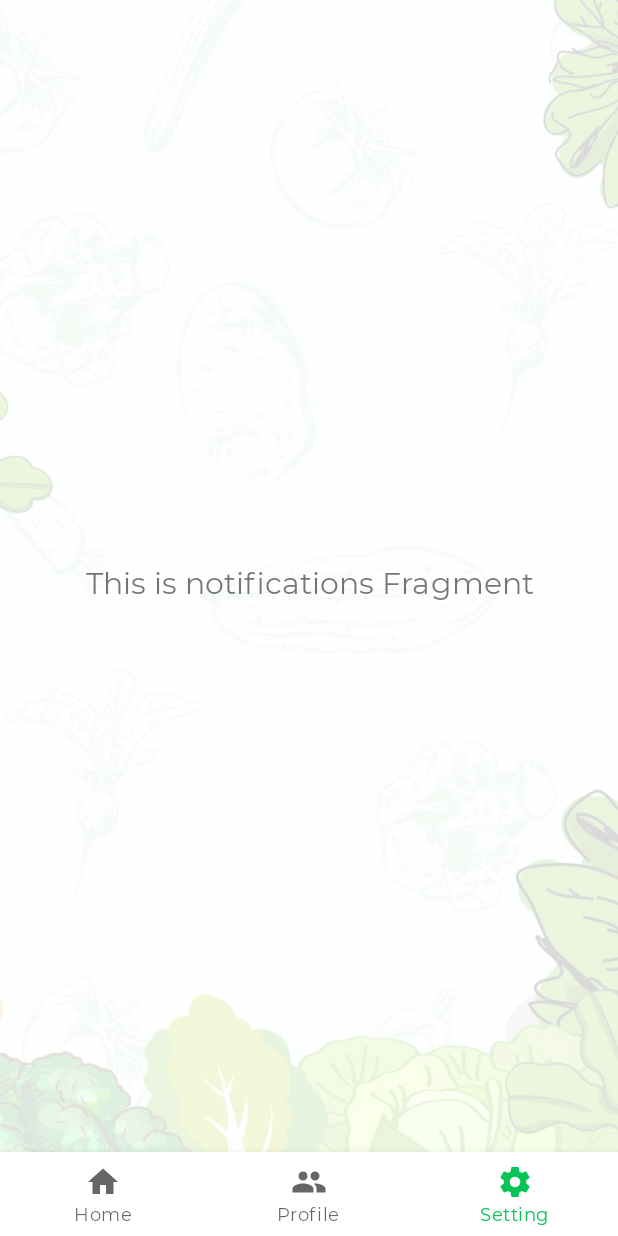
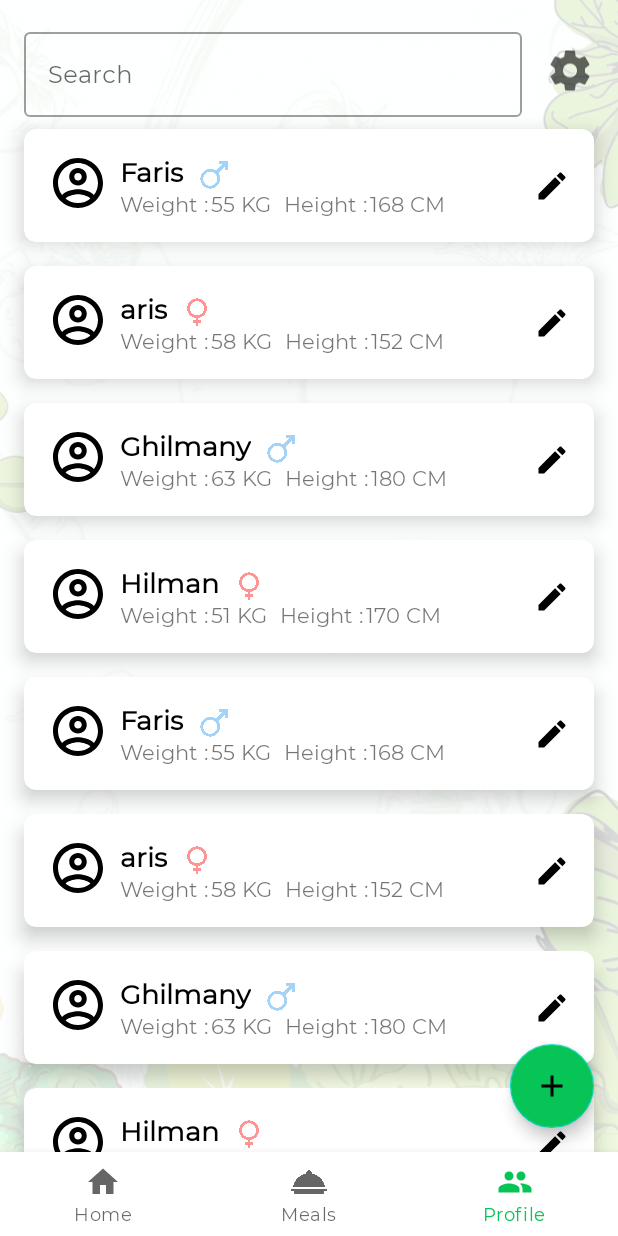
Before and after one commit to fghilmany/Easy-Diet-App, an Android app: the ProfileFragment screen opened through its navigation route, item 3 of the bottom bar chosen, on a phone screen of 412 x 824 dp. Run offline under Robolectric (Android 15) with nearby library versions, the phone set to English and light mode, and no system bars; our stand-ins replace navigation-ui.

Commit message:
Profile UI

```diff
--- a/app/src/main/java/com/fghilmany/dietmealapp/ui/home/setting/SettingFragment.kt
+++ b/app/src/main/java/com/fghilmany/dietmealapp/ui/home/meal/MealFragment.kt
@@ -1,4 +1,4 @@
-package com.fghilmany.dietmealapp.ui.home.setting
+package com.fghilmany.dietmealapp.ui.home.meal
 
 import android.os.Bundle
 import android.view.LayoutInflater
@@ -8,12 +8,12 @@ import android.widget.TextView
 import androidx.fragment.app.Fragment
 import androidx.lifecycle.Observer
 import androidx.lifecycle.ViewModelProvider
-import com.fghilmany.dietmealapp.databinding.FragmentSettingBinding
+import com.fghilmany.dietmealapp.databinding.FragmentMealBinding
 
-class SettingFragment : Fragment() {
+class MealFragment : Fragment() {
 
-    private lateinit var settingViewModel: SettingViewModel
-    private var _binding: FragmentSettingBinding? = null
+    private lateinit var mealViewModel: MealViewModel
+    private var _binding: FragmentMealBinding? = null
 
     // This property is only valid between onCreateView and
     // onDestroyView.
@@ -23,15 +23,15 @@ class SettingFragment : Fragment() {
         inflater: LayoutInflater,
         container: ViewGroup?,
         savedInstanceState: Bundle?
-    ): View? {
-        settingViewModel =
-            ViewModelProvider(this).get(SettingViewModel::class.java)
+    ): View {
+        mealViewModel =
+            ViewModelProvider(this).get(MealViewModel::class.java)
 
-        _binding = FragmentSettingBinding.inflate(inflater, container, false)
+        _binding = FragmentMealBinding.inflate(inflater, container, false)
         val root: View = binding.root
 
         val textView: TextView = binding.textNotifications
-        settingViewModel.text.observe(viewLifecycleOwner, Observer {
+        mealViewModel.text.observe(viewLifecycleOwner, Observer {
             textView.text = it
         })
         return root
--- a/app/src/main/java/com/fghilmany/dietmealapp/ui/home/setting/SettingViewModel.kt
+++ b/app/src/main/java/com/fghilmany/dietmealapp/ui/home/meal/MealViewModel.kt
@@ -1,10 +1,10 @@
-package com.fghilmany.dietmealapp.ui.home.setting
+package com.fghilmany.dietmealapp.ui.home.meal
 
 import androidx.lifecycle.LiveData
 import androidx.lifecycle.MutableLiveData
 import androidx.lifecycle.ViewModel
 
-class SettingViewModel : ViewModel() {
+class MealViewModel : ViewModel() {
 
     private val _text = MutableLiveData<String>().apply {
         value = "This is notifications Fragment"
--- /dev/null
+++ b/app/src/main/java/com/fghilmany/dietmealapp/ui/home/profile/Profile.kt
@@ -0,0 +1,27 @@
+package com.fghilmany.dietmealapp.ui.home.profile
+
+
+data class Profile(
+    val id: Int,
+    val name: String,
+    val gender: String,
+    val weight: Int,
+    val height: Int
+)
+
+fun listProfile(): ArrayList<Profile>{
+    val listProfile = arrayListOf<Profile>()
+    listProfile.add(Profile(0, "Faris", "male", 55, 168 ))
+    listProfile.add(Profile(0, "aris", "female", 58, 152 ))
+    listProfile.add(Profile(0, "Ghilmany", "male", 63, 180 ))
+    listProfile.add(Profile(0, "Hilman", "female", 51, 170 ))
+    listProfile.add(Profile(0, "Faris", "male", 55, 168 ))
+    listProfile.add(Profile(0, "aris", "female", 58, 152 ))
+    listProfile.add(Profile(0, "Ghilmany", "male", 63, 180 ))
+    listProfile.add(Profile(0, "Hilman", "female", 51, 170 ))
+    listProfile.add(Profile(0, "Faris", "male", 55, 168 ))
+    listProfile.add(Profile(0, "aris", "female", 58, 152 ))
+    listProfile.add(Profile(0, "Ghilmany", "male", 63, 180 ))
+    listProfile.add(Profile(0, "Hilman", "female", 51, 170 ))
+    return listProfile
+}
--- /dev/null
+++ b/app/src/main/java/com/fghilmany/dietmealapp/ui/home/profile/ProfileAdapter.kt
@@ -0,0 +1,89 @@
+package com.fghilmany.dietmealapp.ui.home.profile
+
+import android.annotation.SuppressLint
+import android.view.LayoutInflater
+import android.view.View
+import android.view.ViewGroup
+import android.widget.Filter
+import android.widget.Filterable
+import androidx.core.content.ContextCompat
+import androidx.recyclerview.widget.RecyclerView
+import com.fghilmany.dietmealapp.R
+import com.fghilmany.dietmealapp.databinding.ItemProfileBinding
+import java.util.*
+import kotlin.collections.ArrayList
+
+class ProfileAdapter: RecyclerView.Adapter<ProfileAdapter.ViewHolder>(), Filterable {
+
+    private val listImmutableProfile = ArrayList<Profile>()
+    private var listProfile = ArrayList<Profile>()
+
+    init {
+        listImmutableProfile.addAll(listProfile())
+        listProfile = listImmutableProfile
+    }
+
+    override fun onCreateViewHolder(parent: ViewGroup, viewType: Int): ViewHolder {
+        val view = LayoutInflater.from(parent.context).inflate(R.layout.item_profile, parent, false)
+        return ViewHolder(view)
+    }
+
+    override fun onBindViewHolder(holder: ViewHolder, position: Int) {
+        val result = listProfile[position]
+        holder.bind(result)
+    }
+
+    override fun getItemCount(): Int = listProfile.size
+
+    inner class ViewHolder(view: View): RecyclerView.ViewHolder(view) {
+        private val binding = ItemProfileBinding.bind(view)
+        @SuppressLint("SetTextI18n")
+        fun bind(result: Profile) {
+            with(binding){
+                result.apply {
+                    tvName.text = name
+                    tvWeight.text = "$weight KG"
+                    tvHeight.text = "$height CM"
+
+                    if (gender == "male")
+                        ivGender.setImageDrawable(ContextCompat.getDrawable(itemView.context, R.drawable.male_gender))
+                    else
+                        ivGender.setImageDrawable(ContextCompat.getDrawable(itemView.context, R.drawable.female_gender))
+                }
+            }
+        }
+
+    }
+
+    override fun getFilter(): Filter =
+        object : Filter() {
+            override fun performFiltering(constraint: CharSequence?): FilterResults {
+                val charSearch = constraint.toString()
+                listProfile = if (charSearch.isEmpty()){
+                    listImmutableProfile
+                } else {
+                    val result = ArrayList<Profile>()
+                    for (i in listImmutableProfile){
+                        if (i.name.lowercase(Locale.ROOT).contains(
+                                charSearch.lowercase(
+                                    Locale.ROOT
+                                )
+                            )
+                        ){
+                            result.add(i)
+                        }
+                    }
+                    result
+                }
+                val filterResult = FilterResults()
+                filterResult.values = listProfile
+                return filterResult
+            }
+
+            override fun publishResults(constraint: CharSequence?, result: FilterResults?) {
+                @Suppress("UNCHECKED_CAST")
+                listProfile = result?.values as ArrayList<Profile>
+                notifyDataSetChanged()
+            }
+        }
+}
--- a/app/src/main/java/com/fghilmany/dietmealapp/ui/home/profile/ProfileFragment.kt
+++ b/app/src/main/java/com/fghilmany/dietmealapp/ui/home/profile/ProfileFragment.kt
@@ -1,13 +1,15 @@
 package com.fghilmany.dietmealapp.ui.home.profile
 
 import android.os.Bundle
+import android.text.Editable
+import android.text.TextWatcher
 import android.view.LayoutInflater
 import android.view.View
 import android.view.ViewGroup
-import android.widget.TextView
 import androidx.fragment.app.Fragment
-import androidx.lifecycle.Observer
 import androidx.lifecycle.ViewModelProvider
+import androidx.recyclerview.widget.LinearLayoutManager
+import androidx.recyclerview.widget.RecyclerView
 import com.fghilmany.dietmealapp.databinding.FragmentProfileBinding
 
 class ProfileFragment : Fragment() {
@@ -23,18 +25,54 @@ class ProfileFragment : Fragment() {
         inflater: LayoutInflater,
         container: ViewGroup?,
         savedInstanceState: Bundle?
-    ): View? {
+    ): View {
         profileViewModel =
             ViewModelProvider(this).get(ProfileViewModel::class.java)
+        _binding = FragmentProfileBinding.inflate(inflater, container, false)
+        return binding.root
+    }
 
-        _binding = FragmentProfileBinding.inflate(inflater, container, false)
-        val root: View = binding.root
+    override fun onViewCreated(view: View, savedInstanceState: Bundle?) {
+        super.onViewCreated(view, savedInstanceState)
 
-        val textView: TextView = binding.textDashboard
-        profileViewModel.text.observe(viewLifecycleOwner, Observer {
-            textView.text = it
-        })
-        return root
+        with(binding){
+            val profileAdapter = ProfileAdapter()
+            with(rvUser){
+                layoutManager = LinearLayoutManager(requireContext())
+                adapter = profileAdapter
+            }
+
+            etSearch.addTextChangedListener(object : TextWatcher{
+                override fun beforeTextChanged(p0: CharSequence?, p1: Int, p2: Int, p3: Int) {
+
+                }
+
+                override fun onTextChanged(p0: CharSequence?, p1: Int, p2: Int, p3: Int) {
+                    profileAdapter.filter.filter(p0)
+                }
+
+                override fun afterTextChanged(p0: Editable?) {
+
+                }
+
+            })
+
+            rvUser.addOnScrollListener(object : RecyclerView.OnScrollListener(){
+                override fun onScrolled(recyclerView: RecyclerView, dx: Int, dy: Int) {
+                    if (dy > 0 && fabAddProfile.isShown)
+                        fabAddProfile.hide()
+                    else
+                        fabAddProfile.show()
+                }
+
+                override fun onScrollStateChanged(recyclerView: RecyclerView, newState: Int) {
+                    if (newState == RecyclerView.SCROLL_STATE_IDLE)
+                        fabAddProfile.isShown
+
+                    super.onScrollStateChanged(recyclerView, newState)
+                }
+            })
+        }
     }
 
     override fun onDestroyView() {
--- /dev/null
+++ b/app/src/main/res/drawable/ic_baseline_add_24.xml
@@ -0,0 +1,10 @@
+<vector xmlns:android="http://schemas.android.com/apk/res/android"
+    android:width="24dp"
+    android:height="24dp"
+    android:viewportWidth="24"
+    android:viewportHeight="24"
+    android:tint="?attr/colorControlNormal">
+  <path
+      android:fillColor="@android:color/white"
+      android:pathData="M19,13h-6v6h-2v-6H5v-2h6V5h2v6h6v2z"/>
+</vector>
--- /dev/null
+++ b/app/src/main/res/drawable/ic_outline_account_circle_24.xml
@@ -0,0 +1,10 @@
+<vector xmlns:android="http://schemas.android.com/apk/res/android"
+    android:width="24dp"
+    android:height="24dp"
+    android:viewportWidth="24"
+    android:viewportHeight="24"
+    android:tint="@color/black">
+  <path
+      android:fillColor="@android:color/white"
+      android:pathData="M12,2C6.48,2 2,6.48 2,12s4.48,10 10,10 10,-4.48 10,-10S17.52,2 12,2zM7.07,18.28c0.43,-0.9 3.05,-1.78 4.93,-1.78s4.51,0.88 4.93,1.78C15.57,19.36 13.86,20 12,20s-3.57,-0.64 -4.93,-1.72zM18.36,16.83c-1.43,-1.74 -4.9,-2.33 -6.36,-2.33s-4.93,0.59 -6.36,2.33C4.62,15.49 4,13.82 4,12c0,-4.41 3.59,-8 8,-8s8,3.59 8,8c0,1.82 -0.62,3.49 -1.64,4.83zM12,6c-1.94,0 -3.5,1.56 -3.5,3.5S10.06,13 12,13s3.5,-1.56 3.5,-3.5S13.94,6 12,6zM12,11c-0.83,0 -1.5,-0.67 -1.5,-1.5S11.17,8 12,8s1.5,0.67 1.5,1.5S12.83,11 12,11z"/>
+</vector>
--- a/app/src/main/res/layout/fragment_setting.xml
+++ b/app/src/main/res/layout/fragment_meal.xml
@@ -4,7 +4,7 @@
     xmlns:tools="http://schemas.android.com/tools"
     android:layout_width="match_parent"
     android:layout_height="match_parent"
-    tools:context=".ui.home.setting.SettingFragment">
+    tools:context=".ui.home.meal.MealFragment">
 
     <TextView
         android:id="@+id/text_notifications"
--- a/app/src/main/res/layout/fragment_profile.xml
+++ b/app/src/main/res/layout/fragment_profile.xml
@@ -1,22 +1,95 @@
 <?xml version="1.0" encoding="utf-8"?>
-<androidx.constraintlayout.widget.ConstraintLayout xmlns:android="http://schemas.android.com/apk/res/android"
+<androidx.coordinatorlayout.widget.CoordinatorLayout xmlns:android="http://schemas.android.com/apk/res/android"
     xmlns:app="http://schemas.android.com/apk/res-auto"
     xmlns:tools="http://schemas.android.com/tools"
     android:layout_width="match_parent"
     android:layout_height="match_parent"
     tools:context=".ui.home.profile.ProfileFragment">
 
-    <TextView
-        android:id="@+id/text_dashboard"
+    <androidx.constraintlayout.widget.ConstraintLayout
         android:layout_width="match_parent"
+        android:layout_height="match_parent">
+
+        <com.google.android.material.textfield.TextInputLayout
+            android:id="@+id/til_search"
+            style="@style/Widget.MaterialComponents.TextInputLayout.OutlinedBox"
+            android:layout_width="0dp"
+            android:layout_height="wrap_content"
+            android:layout_marginEnd="16dp"
+            android:hint="@string/search"
+            app:layout_constraintEnd_toStartOf="@+id/iv_setting"
+            app:layout_constraintStart_toStartOf="@+id/guideline1"
+            app:layout_constraintTop_toTopOf="@+id/guideline3">
+
+            <com.google.android.material.textfield.TextInputEditText
+                android:id="@+id/et_search"
+                android:layout_width="match_parent"
+                android:layout_height="wrap_content"
+                android:inputType="text" />
+
+        </com.google.android.material.textfield.TextInputLayout>
+
+        <ImageView
+            android:id="@+id/iv_setting"
+            android:layout_width="32dp"
+            android:layout_height="0dp"
+            android:src="@drawable/ic_settings"
+            android:clickable="true"
+            android:focusable="true"
+            app:layout_constraintBottom_toBottomOf="@+id/til_search"
+            app:layout_constraintEnd_toStartOf="@+id/guideline2"
+            app:layout_constraintTop_toTopOf="@+id/til_search"
+            android:contentDescription="@string/title_setting" />
+
+        <androidx.recyclerview.widget.RecyclerView
+            android:id="@+id/rv_user"
+            android:layout_width="0dp"
+            android:layout_height="0dp"
+            tools:listitem="@layout/item_profile"
+            app:layout_constraintTop_toBottomOf="@id/til_search"
+            app:layout_constraintStart_toStartOf="parent"
+            app:layout_constraintEnd_toEndOf="parent"
+            app:layout_constraintBottom_toBottomOf="parent"/>
+
+        <androidx.constraintlayout.widget.Guideline
+            android:id="@+id/guideline1"
+            android:layout_width="wrap_content"
+            android:layout_height="wrap_content"
+            android:orientation="vertical"
+            app:layout_constraintGuide_begin="16dp" />
+
+        <androidx.constraintlayout.widget.Guideline
+            android:id="@+id/guideline2"
+            android:layout_width="wrap_content"
+            android:layout_height="wrap_content"
+            android:orientation="vertical"
+            app:layout_constraintGuide_end="16dp" />
+
+        <androidx.constraintlayout.widget.Guideline
+            android:id="@+id/guideline3"
+            android:layout_width="wrap_content"
+            android:layout_height="wrap_content"
+            android:orientation="horizontal"
+            app:layout_constraintGuide_begin="16dp" />
+
+        <androidx.constraintlayout.widget.Guideline
+            android:id="@+id/guideline4"
+            android:layout_width="wrap_content"
+            android:layout_height="wrap_content"
+            android:orientation="horizontal"
+            app:layout_constraintGuide_end="16dp" />
+
+    </androidx.constraintlayout.widget.ConstraintLayout>
+
+    <com.google.android.material.floatingactionbutton.FloatingActionButton
+        android:id="@+id/fab_add_profile"
+        android:layout_width="wrap_content"
         android:layout_height="wrap_content"
-        android:layout_marginStart="8dp"
-        android:layout_marginTop="8dp"
-        android:layout_marginEnd="8dp"
-        android:textAlignment="center"
-        android:textSize="20sp"
-        app:layout_constraintBottom_toBottomOf="parent"
-        app:layout_constraintEnd_toEndOf="parent"
-        app:layout_constraintStart_toStartOf="parent"
-        app:layout_constraintTop_toTopOf="parent" />
-</androidx.constraintlayout.widget.ConstraintLayout>
+        android:layout_gravity="bottom|right"
+        android:layout_margin="16dp"
+        android:backgroundTint="@color/green_malachite"
+        app:srcCompat="@drawable/ic_baseline_add_24"
+        android:contentDescription="@string/add_profile"
+        tools:ignore="RtlHardcoded" />
+
+</androidx.coordinatorlayout.widget.CoordinatorLayout>
--- /dev/null
+++ b/app/src/main/res/layout/item_profile.xml
@@ -0,0 +1,126 @@
+<?xml version="1.0" encoding="utf-8"?>
+<androidx.cardview.widget.CardView xmlns:android="http://schemas.android.com/apk/res/android"
+    android:layout_width="match_parent"
+    android:layout_height="wrap_content"
+    xmlns:app="http://schemas.android.com/apk/res-auto"
+    xmlns:tools="http://schemas.android.com/tools"
+    app:cardElevation="8dp"
+    app:cardCornerRadius="8dp"
+    android:layout_marginVertical="8dp"
+    android:layout_marginHorizontal="16dp">
+
+    <androidx.constraintlayout.widget.ConstraintLayout
+        android:layout_width="match_parent"
+        android:layout_height="wrap_content"
+        android:paddingBottom="16dp">
+
+        <ImageView
+            android:id="@+id/imageView"
+            android:layout_width="40dp"
+            android:layout_height="40dp"
+            android:src="@drawable/ic_outline_account_circle_24"
+            app:layout_constraintStart_toStartOf="@+id/guideline1"
+            app:layout_constraintTop_toTopOf="@+id/guideline3"
+            tools:ignore="ContentDescription" />
+
+        <TextView
+            android:id="@+id/tv_name"
+            android:layout_width="0dp"
+            android:layout_height="wrap_content"
+            android:layout_marginStart="8dp"
+            android:textColor="@color/black"
+            android:textSize="18sp"
+            android:textStyle="bold"
+            app:layout_constraintStart_toEndOf="@+id/imageView"
+            app:layout_constraintTop_toTopOf="@+id/guideline3"
+            tools:text="Faris Ghilmany" />
+
+        <ImageView
+            android:id="@+id/iv_gender"
+            android:layout_width="24dp"
+            android:layout_height="24dp"
+            android:layout_marginStart="8dp"
+            android:src="@drawable/male_gender"
+            android:paddingTop="4dp"
+            app:layout_constraintBottom_toBottomOf="@+id/tv_name"
+            app:layout_constraintStart_toEndOf="@+id/tv_name"
+            app:layout_constraintTop_toTopOf="@+id/tv_name"
+            app:layout_constraintVertical_bias="1.0"
+            tools:ignore="ContentDescription" />
+
+        <TextView
+            android:id="@+id/title_weight"
+            android:layout_width="wrap_content"
+            android:layout_height="wrap_content"
+            android:text="@string/weight_colon"
+            app:layout_constraintStart_toStartOf="@+id/tv_name"
+            app:layout_constraintTop_toBottomOf="@+id/tv_name" />
+
+        <TextView
+            android:id="@+id/tv_weight"
+            android:layout_width="wrap_content"
+            android:layout_height="wrap_content"
+            android:layout_marginStart="2dp"
+            app:layout_constraintStart_toEndOf="@+id/title_weight"
+            app:layout_constraintTop_toBottomOf="@+id/tv_name"
+            tools:text="55 KG" />
+
+        <TextView
+            android:id="@+id/title_height"
+            android:layout_width="wrap_content"
+            android:layout_height="wrap_content"
+            android:layout_marginStart="8dp"
+            android:text="@string/height_colon"
+            app:layout_constraintStart_toEndOf="@+id/tv_weight"
+            app:layout_constraintTop_toBottomOf="@+id/tv_name" />
+
+        <TextView
+            android:id="@+id/tv_height"
+            android:layout_width="wrap_content"
+            android:layout_height="wrap_content"
+            android:layout_marginStart="2dp"
+            app:layout_constraintStart_toEndOf="@+id/title_height"
+            app:layout_constraintTop_toBottomOf="@+id/tv_name"
+            tools:text="168 CM" />
+
+        <ImageView
+            android:layout_width="24dp"
+            android:layout_height="24dp"
+            android:src="@drawable/ic_baseline_edit_24"
+            app:layout_constraintBottom_toBottomOf="@+id/tv_height"
+            app:layout_constraintEnd_toStartOf="@+id/guideline2"
+            app:layout_constraintTop_toTopOf="@+id/tv_name"
+            app:tint="@color/black"
+            android:contentDescription="@string/edit" />
+
+        <androidx.constraintlayout.widget.Guideline
+            android:id="@+id/guideline1"
+            android:layout_width="wrap_content"
+            android:layout_height="wrap_content"
+            android:orientation="vertical"
+            app:layout_constraintGuide_begin="16dp" />
+
+        <androidx.constraintlayout.widget.Guideline
+            android:id="@+id/guideline2"
+            android:layout_width="wrap_content"
+            android:layout_height="wrap_content"
+            android:orientation="vertical"
+            app:layout_constraintGuide_end="16dp" />
+
+        <androidx.constraintlayout.widget.Guideline
+            android:id="@+id/guideline3"
+            android:layout_width="wrap_content"
+            android:layout_height="wrap_content"
+            android:orientation="horizontal"
+            app:layout_constraintGuide_begin="16dp" />
+
+        <androidx.constraintlayout.widget.Guideline
+            android:id="@+id/guideline4"
+            android:layout_width="wrap_content"
+            android:layout_height="wrap_content"
+            android:orientation="horizontal"
+            app:layout_constraintGuide_end="16dp" />
+
+    </androidx.constraintlayout.widget.ConstraintLayout>
+
+</androidx.cardview.widget.CardView>
--- a/app/src/main/res/menu/bottom_nav_menu.xml
+++ b/app/src/main/res/menu/bottom_nav_menu.xml
@@ -7,13 +7,13 @@
         android:title="@string/title_home" />
 
     <item
+        android:id="@+id/navigation_meal"
+        android:icon="@drawable/dinner"
+        android:title="@string/title_meal" />
+
+    <item
         android:id="@+id/navigation_profile"
         android:icon="@drawable/ic_person_group"
         android:title="@string/title_profile" />
 
-    <item
-        android:id="@+id/navigation_setting"
-        android:icon="@drawable/ic_settings"
-        android:title="@string/title_setting" />
-
 </menu>
--- a/app/src/main/res/navigation/mobile_navigation.xml
+++ b/app/src/main/res/navigation/mobile_navigation.xml
@@ -18,8 +18,8 @@
         tools:layout="@layout/fragment_profile" />
 
     <fragment
-        android:id="@+id/navigation_setting"
-        android:name="com.fghilmany.dietmealapp.ui.home.setting.SettingFragment"
-        android:label="@string/title_setting"
-        tools:layout="@layout/fragment_setting" />
+        android:id="@+id/navigation_meal"
+        android:name="com.fghilmany.dietmealapp.ui.home.meal.MealFragment"
+        android:label="@string/title_meal"
+        tools:layout="@layout/fragment_meal" />
 </navigation>
--- a/app/src/main/res/values/strings.xml
+++ b/app/src/main/res/values/strings.xml
@@ -9,7 +9,9 @@
     <string name="welcome">Welcome...</string>
     <string name="dont_be_empty">Don\'t be Empty</string>
     <string name="height">Height</string>
+    <string name="height_colon">Height : </string>
     <string name="weight">Weight</string>
+    <string name="weight_colon">Weight : </string>
     <string name="name">Name</string>
     <string name="gender">Gender</string>
     <string name="male">Male</string>
@@ -24,4 +26,8 @@
     <string name="carbs">carbs</string>
     <string name="fat">fat</string>
     <string name="protein">protein</string>
+    <string name="title_meal">Meals</string>
+    <string name="search">Search</string>
+    <string name="edit">edit</string>
+    <string name="add_profile">add_profile</string>
 </resources>
```
Also changed, not shown: app/src/main/res/drawable/dinner.png (added), app/src/main/res/drawable/female_gender.png (added), app/src/main/res/drawable/male_gender.png (added), app/src/main/res/drawable/meal.png (added).
